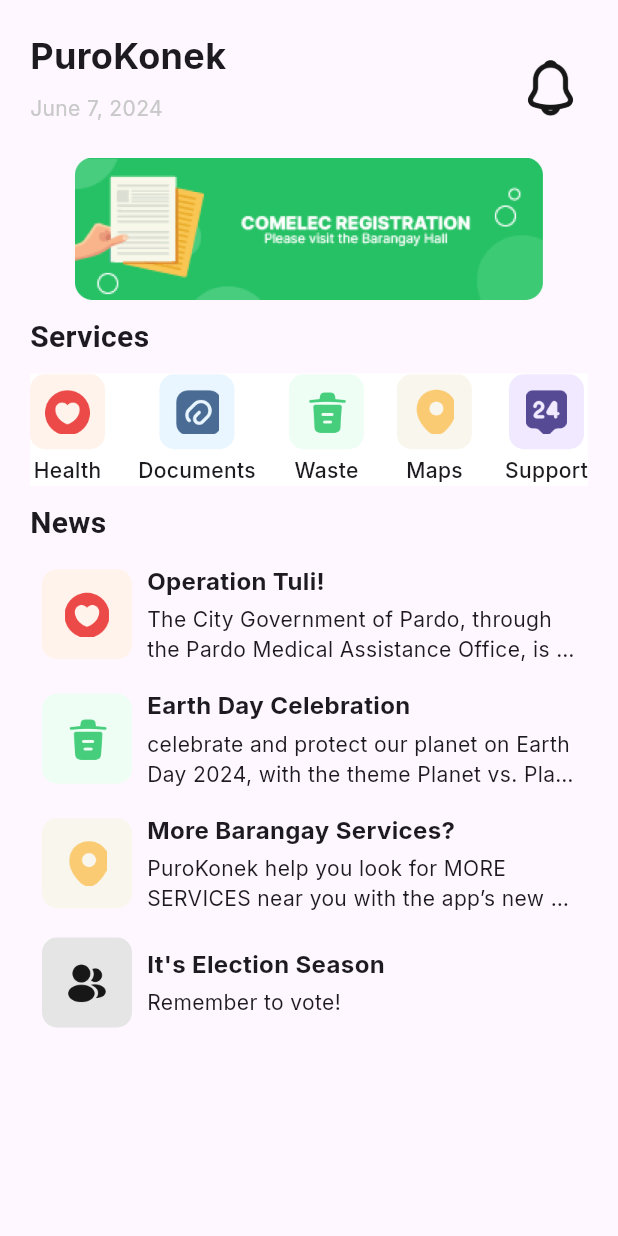
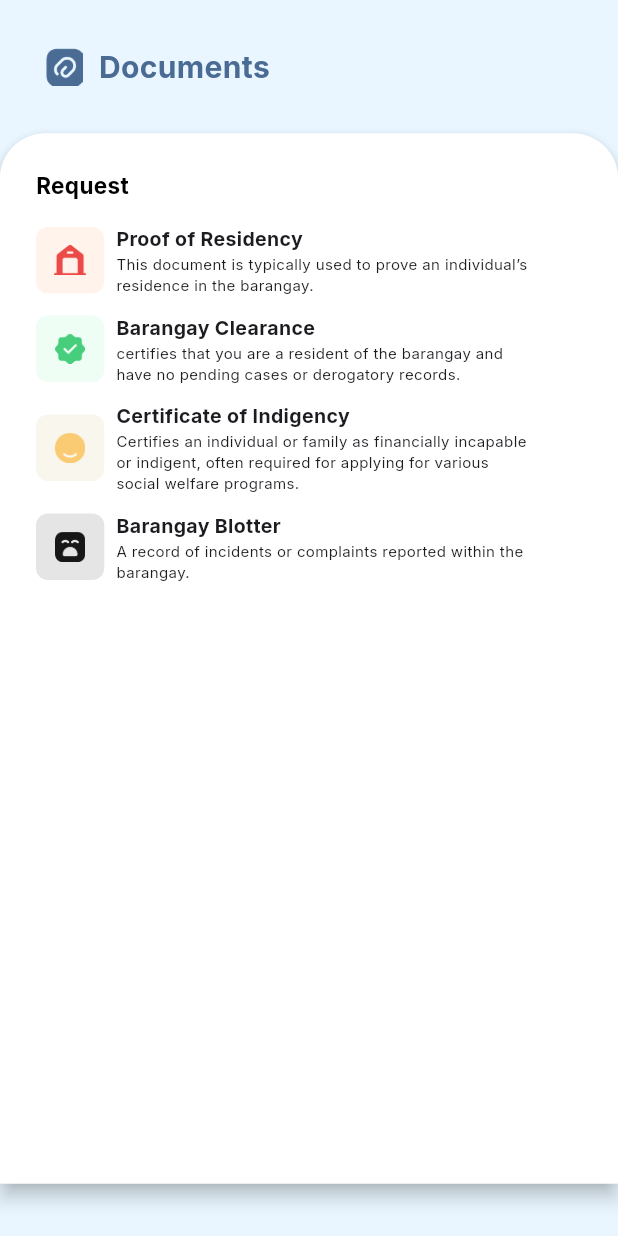
Before and after one commit to Izkumberdu/purokonek, a Flutter app: the screen it shows after launch, after a tap on "Documents", on a phone screen of 412 x 824 dp. Run offline on Flutter 3.47's test engine with Material 3 defaults, Android fonts, the phone set to English and light mode, and no system bars; our stand-ins replace awesome_notifications, dash_chat_2, flutter_gemini, google_fonts, google_maps_flutter, image_picker; missing offline and left inert: google_maps_flutter_android, google_maps_flutter_platform_interface.

Commit message:
documents

```diff
--- /dev/null
+++ b/lib/Screens/document.dart
@@ -0,0 +1,283 @@
+import 'package:flutter/cupertino.dart';
+import 'package:flutter/material.dart';
+import 'package:flutter/rendering.dart';
+import 'package:flutter/widgets.dart';
+import 'package:google_fonts/google_fonts.dart';
+import 'package:purokonek/Screens/residency.dart';
+
+class Document extends StatefulWidget {
+  const Document({super.key});
+
+  @override
+  State<Document> createState() => _DocumentState();
+}
+
+class _DocumentState extends State<Document> {
+  @override
+  Widget build(BuildContext context) {
+    final Size screenSize = MediaQuery.of(context).size;
+
+    return Scaffold(
+        body: Stack(
+      children: [
+        Container(
+          color: const Color(0xFFE9F6FF),
+          width: screenSize.width,
+          height: screenSize.height,
+        ),
+        SingleChildScrollView(
+          child: Column(
+            children: [
+              Padding(
+                padding: const EdgeInsets.all(30.0),
+                child: Align(
+                  alignment: Alignment.topLeft,
+                  child: SizedBox(
+                    width: 150,
+                    child: Row(
+                      children: [
+                        Image.asset(
+                          'assets/icons/documents_icon.png',
+                          width: 25,
+                          height: 25,
+                        ),
+                        const Spacer(),
+                        Text(
+                          'Documents',
+                          style: GoogleFonts.inter(
+                              fontSize: 20,
+                              fontWeight: FontWeight.bold,
+                              color: const Color(0xff4A6C94)),
+                        )
+                      ],
+                    ),
+                  ),
+                ),
+              ),
+              Material(
+                elevation: 5.0, // Adjust elevation as needed
+                borderRadius: const BorderRadius.only(
+                  topLeft: Radius.circular(30.0),
+                  topRight: Radius.circular(30.0),
+                ),
+                child: Container(
+                  width: double
+                      .infinity, // Use double.infinity to match screen width
+                  height: 700,
+                  decoration: const BoxDecoration(
+                    color: Colors.white,
+                    borderRadius: BorderRadius.only(
+                      topLeft: Radius.circular(30.0),
+                      topRight: Radius.circular(30.0),
+                    ),
+                  ),
+                  child: Padding(
+                      padding: const EdgeInsets.all(24),
+                      child: Column(
+                        crossAxisAlignment: CrossAxisAlignment.start,
+                        children: [
+                          Text(
+                            "Request",
+                            style: GoogleFonts.inter(
+                                fontSize: 15,
+                                fontWeight: FontWeight.bold,
+                                color: Colors.black),
+                          ),
+                          const SizedBox(
+                            height: 16,
+                          ),
+                          Column(
+                            children: [
+                              GestureDetector(
+                                onTap: () => {
+                                  Navigator.pushNamed(context, '/proofResidency')
+                                },
+                                child: Row(
+                                  children: [
+                                    Container(
+                                      width: 45.5,
+                                      height: 44.2,
+                                      decoration: BoxDecoration(
+                                          color: const Color(0xffFFF3EB),
+                                          borderRadius: BorderRadius.circular(8)),
+                                      child: Center(
+                                        child: Image.asset(
+                                          "assets/icons/house.png",
+                                          width: 21.5,
+                                          height: 20.22,
+                                          fit: BoxFit.contain,
+                                        ),
+                                      ),
+                                    ),
+                                    const SizedBox(
+                                      width: 8,
+                                    ),
+                                    Column(
+                                      crossAxisAlignment:
+                                          CrossAxisAlignment.start,
+                                      children: [
+                                        Text(
+                                          "Proof of Residency",
+                                          style: GoogleFonts.inter(
+                                            fontSize: 13,
+                                            fontWeight: FontWeight.bold,
+                                          ),
+                                        ),
+                                        Text(
+                                          "This document is typically used to prove an individual’s\nresidence in the barangay.",
+                                          style: GoogleFonts.inter(
+                                            fontSize: 10,
+                                            fontWeight: FontWeight.normal,
+                                          ),
+                                        ),
+                                      ],
+                                    )
+                                  ],
+                                ),
+                              ),
+                              const SizedBox(
+                                height: 12,
+                              ),
+                              Row(
+                                children: [
+                                  Container(
+                                    width: 45.5,
+                                    height: 44.2,
+                                    decoration: BoxDecoration(
+                                        color: const Color(0xffEEFEF4),
+                                        borderRadius: BorderRadius.circular(8)),
+                                    child: Center(
+                                      child: Image.asset(
+                                        "assets/icons/check.png",
+                                        width: 21.5,
+                                        height: 20.22,
+                                        fit: BoxFit.contain,
+                                      ),
+                                    ),
+                                  ),
+                                  const SizedBox(
+                                    width: 8,
+                                  ),
+                                  Column(
+                                    crossAxisAlignment:
+                                        CrossAxisAlignment.start,
+                                    children: [
+                                      Text(
+                                        "Barangay Clearance",
+                                        style: GoogleFonts.inter(
+                                          fontSize: 13,
+                                          fontWeight: FontWeight.bold,
+                                        ),
+                                      ),
+                                      Text(
+                                        "certifies that you are a resident of the barangay and\nhave no pending cases or derogatory records.",
+                                        style: GoogleFonts.inter(
+                                          fontSize: 10,
+                                          fontWeight: FontWeight.normal,
+                                        ),
+                                      ),
+                                    ],
+                                  )
+                                ],
+                              ),
+                              const SizedBox(
+                                height: 12,
+                              ),
+                              Row(
+                                children: [
+                                  Container(
+                                    width: 45.5,
+                                    height: 44.2,
+                                    decoration: BoxDecoration(
+                                      color: const Color(0xffF9F6ED),
+                                      borderRadius: BorderRadius.circular(8),
+                                    ),
+                                    child: Center(
+                                      child: Image.asset(
+                                        "assets/icons/smile.png",
+                                        width: 21.5,
+                                        height: 20.22,
+                                        fit: BoxFit.contain,
+                                      ),
+                                    ),
+                                  ),
+                                  const SizedBox(width: 8,),
+                                  Column(
+                                    crossAxisAlignment:
+                                        CrossAxisAlignment.start,
+                                    children: [
+                                      Text(
+                                        "Certificate of Indigency",
+                                        style: GoogleFonts.inter(
+                                          fontSize: 13,
+                                          fontWeight: FontWeight.bold,
+                                        ),
+                                      ),
+                                      Text(
+                                        "Certifies an individual or family as financially incapable\nor indigent, often required for applying for various\nsocial welfare programs.",
+                                        style: GoogleFonts.inter(
+                                          fontSize: 10,
+                                          fontWeight: FontWeight.normal,
+                                        ),
+                                      ),
+                                    ],
+                                  )
+                                ],
+                              ),
+                            ],
+                          ),
+                          const SizedBox(
+                            height: 12,
+                          ),
+                          Row(
+                            children: [
+                              Container(
+                                width: 45.5,
+                                height: 44.2,
+                                decoration: BoxDecoration(
+                                    color: const Color(0xffE5E5E5),
+                                    borderRadius: BorderRadius.circular(8)),
+                                    child: Center(
+                                      child: Image.asset(
+                                        "assets/icons/sad.png",
+                                        width: 21.5,
+                                        height: 20.22,
+                                        fit: BoxFit.contain,
+                                      ),
+                                    ),
+                              ),
+                              const SizedBox(
+                                width: 8,
+                              ),
+                              Column(
+                                crossAxisAlignment: CrossAxisAlignment.start,
+                                children: [
+                                  Text(
+                                    "Barangay Blotter",
+                                    style: GoogleFonts.inter(
+                                      fontSize: 13,
+                                      fontWeight: FontWeight.bold,
+                                    ),
+                                  ),
+                                  Text(
+                                    "A record of incidents or complaints reported within the\nbarangay.",
+                                    style: GoogleFonts.inter(
+                                      fontSize: 10,
+                                      fontWeight: FontWeight.normal,
+                                    ),
+                                  ),
+                                ],
+                              )
+                            ],
+                          )
+                        ],
+                      )),
+                ),
+              ),
+            ],
+          ),
+        ),
+      ],
+    ));
+  }
+}
--- a/lib/Screens/homepage.dart
+++ b/lib/Screens/homepage.dart
@@ -161,7 +161,7 @@ class _HomepageState extends State<Homepage> {
           const Spacer(),
           GestureDetector(
             onTap: () {
-              Navigator.pushNamed(context, ' '); //NAVIGATE TO DOCU
+              Navigator.pushNamed(context, '/documentpage'); //NAVIGATE TO DOCU
             },
             child: buildOption(const Color(0xFFE9F6FF),
                 'assets/icons/documents_icon.png', 'Documents'),
--- a/lib/main.dart
+++ b/lib/main.dart
@@ -7,25 +7,27 @@ import 'package:purokonek/Constants/API_KEY.dart';
 import 'package:purokonek/Constants/styles.dart';
 import 'package:purokonek/Functions/initGoogleMaps.dart';
 import 'package:purokonek/Screens/chat.dart';
+import 'package:purokonek/Screens/document.dart';
 import 'package:purokonek/Screens/homepage.dart';
 import 'package:purokonek/Screens/maps_page.dart';
 import 'package:purokonek/Screens/onboarding.dart';
 import 'package:google_maps_flutter_android/google_maps_flutter_android.dart';
 import 'package:google_maps_flutter_platform_interface/google_maps_flutter_platform_interface.dart';
+import 'package:purokonek/Screens/residency.dart';
 import 'package:purokonek/screens/health.dart';
 
 void main() async {
   Gemini.init(apiKey: GEMINI_API_KEY);
   WidgetsFlutterBinding.ensureInitialized();
 
-  if (Platform.isAndroid) {
-    final GoogleMapsFlutterPlatform mapsImplementation =
-        GoogleMapsFlutterPlatform.instance;
-    if (mapsImplementation is GoogleMapsFlutterAndroid) {
-      mapsImplementation.useAndroidViewSurface = true;
-      initializeMapRenderer();
-    }
-  }
+  // if (Platform.isAndroid) {
+  //   final GoogleMapsFlutterPlatform mapsImplementation =
+  //       GoogleMapsFlutterPlatform.instance;
+  //   if (mapsImplementation is GoogleMapsFlutterAndroid) {
+  //     mapsImplementation.useAndroidViewSurface = true;
+  //     initializeMapRenderer();
+  //   }
+  // }
   AwesomeNotifications().initialize(
     null,
     [
@@ -51,7 +53,9 @@ class MyApp extends StatelessWidget {
       '/homepage': (context) => const Homepage(),
       '/chat': (context) => const ChatBot(),
       '/mapspage': (context) => const MapsPage(),
-      '/healthpage': (context) => const HealthPage()
+      '/healthpage': (context) => const HealthPage(),
+      '/documentpage': (context) => const Document(),
+      '/proofResidency': (context) => const ProofResidency(),
     });
   }
 }
--- a/pubspec.yaml
+++ b/pubspec.yaml
@@ -41,7 +41,7 @@ dependencies:
   image_picker: ^1.1.2
   dio: ^5.4.3+1
   flutter_polyline_points: ^2.0.0
-  google_maps_flutter: ^2.7.0
+  #google_maps_flutter: ^2.7.0
   label_marker: ^1.0.1
 
 dev_dependencies:
```
Also changed, not shown: lib/Screens/residency.dart (added, +292 -0 lines), assets/icons/Calendar.png (added), assets/icons/Camera.png (added), assets/icons/check.png (added), assets/icons/house.png (added), assets/icons/phone.png (added), assets/icons/sad.png (added), assets/icons/smile.png (added), 6 other files.
